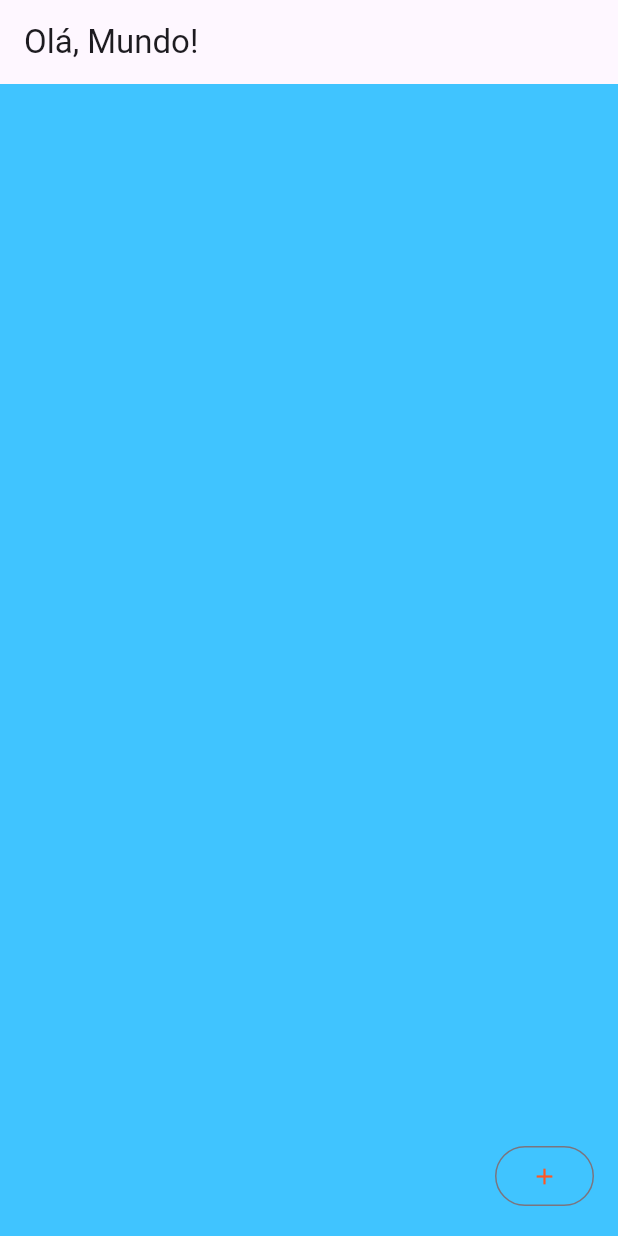
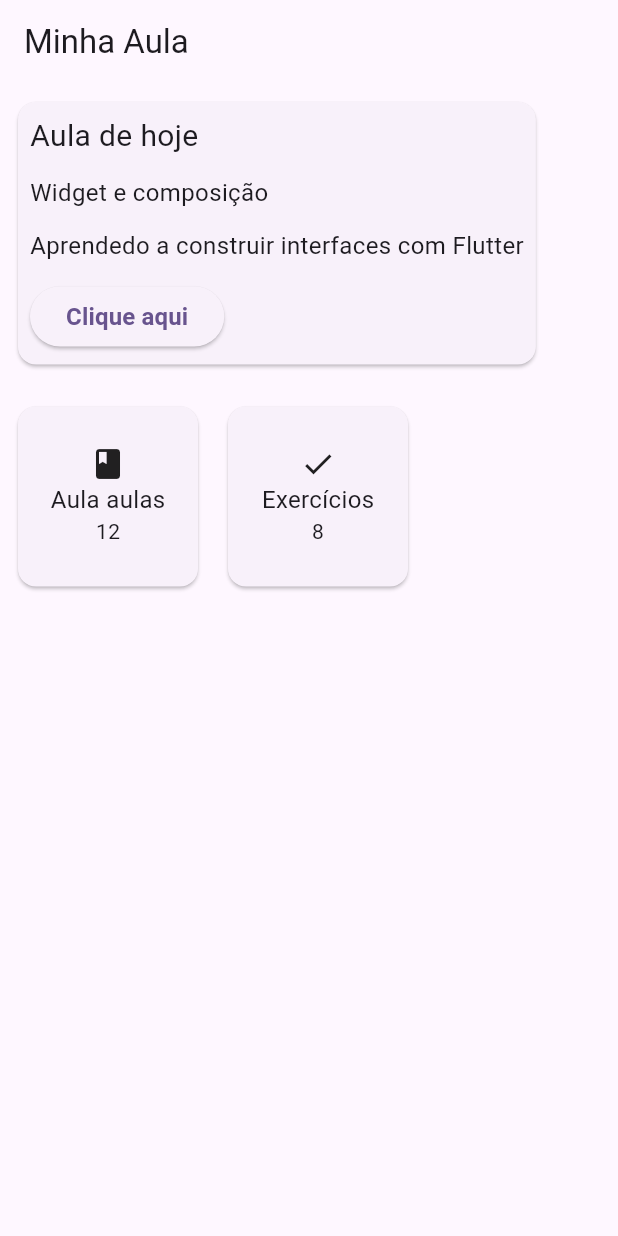
Before and after one commit to 888772/aula01, a Flutter app: the screen it shows after launch, on a phone screen of 412 x 824 dp. Run offline on Flutter 3.47's test engine with Material 3 defaults, Android fonts, the phone set to English and light mode, and no system bars.

Commit message:
modified:   lib/home.dart 	new file:   lib/home2.dart 	modified:   lib/main.dart 	modified:   suporte/lista.dart

```diff
--- a/lib/home.dart
+++ b/lib/home.dart
@@ -13,7 +13,11 @@ class MyHomePage extends StatelessWidget {
       body: Container(
         color: Colors.lightBlueAccent,
       ),
-      floatingActionButton: OutlinedButton(onPressed: () {}, child: Icon(Icons.add, color: Colors.deepOrange,)),
+      floatingActionButton: OutlinedButton(
+        onPressed: () {},
+        child: Icon(Icons.add, color: Colors.deepOrange,)
+        ),
     );
+
   }
 }
--- /dev/null
+++ b/lib/home2.dart
@@ -0,0 +1,78 @@
+import 'package:flutter/material.dart';
+
+class MyHomePage2 extends StatelessWidget {
+  const MyHomePage2({super.key});
+
+  @override
+  Widget build(BuildContext context) {
+    return Scaffold(
+      appBar: AppBar(
+        title: Text('Minha Aula'),
+      ),
+      body: Padding(
+        padding: const EdgeInsets.all(8.0),
+        child: Column(
+          crossAxisAlignment: CrossAxisAlignment.start,
+          children: [
+            Card(
+              child: Padding(
+                padding: const EdgeInsets.all(8.0),
+                child: Column(
+                  crossAxisAlignment: CrossAxisAlignment.start,
+                  children: [
+                    Text('Aula de hoje', style: TextStyle(fontSize: 20.0)),
+                    SizedBox(height: 12),
+                    Text('Widget e composição', style: TextStyle(fontSize: 16.0)),
+                    SizedBox(height: 12.0),
+                    Text('Aprendedo a construir interfaces com Flutter', style: TextStyle(fontSize: 16.0)),
+                    SizedBox(height: 12.0),
+                    ElevatedButton(
+                      onPressed: () {},
+                      child: Text('Clique aqui', style: TextStyle(fontSize: 16.0, fontWeight: FontWeight.bold)),
+                    ),
+                  ],
+                ),
+              ),
+            ),
+
+            SizedBox(height: 20.0),
+
+            Row(
+              children: [
+                Card(
+                  child: SizedBox(
+                    height: 120,
+                    width: 120,
+                    child: Column(
+                      mainAxisAlignment: MainAxisAlignment.center,
+                      children: [
+                        Icon(Icons.book),
+                        Text('Aula aulas', style: TextStyle(fontSize: 16.0)),
+                        Text("12"),
+                      ],
+                    ),
+                  ),
+                ),
+                SizedBox(width: 12.0),
+                Card(
+                  child: SizedBox(
+                    height: 120,
+                    width: 120,
+                    child: Column(
+                      mainAxisAlignment: MainAxisAlignment.center,
+                      children: [
+                        Icon(Icons.check),
+                        Text('Exercícios', style: TextStyle(fontSize: 16.0)),
+                        Text("8"),
+                      ],
+                    ),
+                  ),
+                )
+              ],
+            )
+          ],
+        ),
+      ),
+    );
+  }
+}
--- a/lib/main.dart
+++ b/lib/main.dart
@@ -1,4 +1,4 @@
-import 'package:aula01/home.dart';
+import 'package:aula01/home2.dart';
 import 'package:flutter/material.dart';
 
 void main() {
@@ -31,7 +31,7 @@ class MyApp extends StatelessWidget {
         // tested with just a hot reload.
         colorScheme: .fromSeed(seedColor: Colors.deepPurple),
       ),
-      home: const MyHomePage(),
+      home: const MyHomePage2(),
     );
   }
 }
--- a/suporte/lista.dart
+++ b/suporte/lista.dart
@@ -13,7 +13,7 @@ void main(List<String> args) {
   // para saber se a lista está vazia
 
   nomes.isEmpty;
-  nomes.length == 0;
+  //nomes.length == 0;
 
   // para saber se a lista não está vazia
 
```
